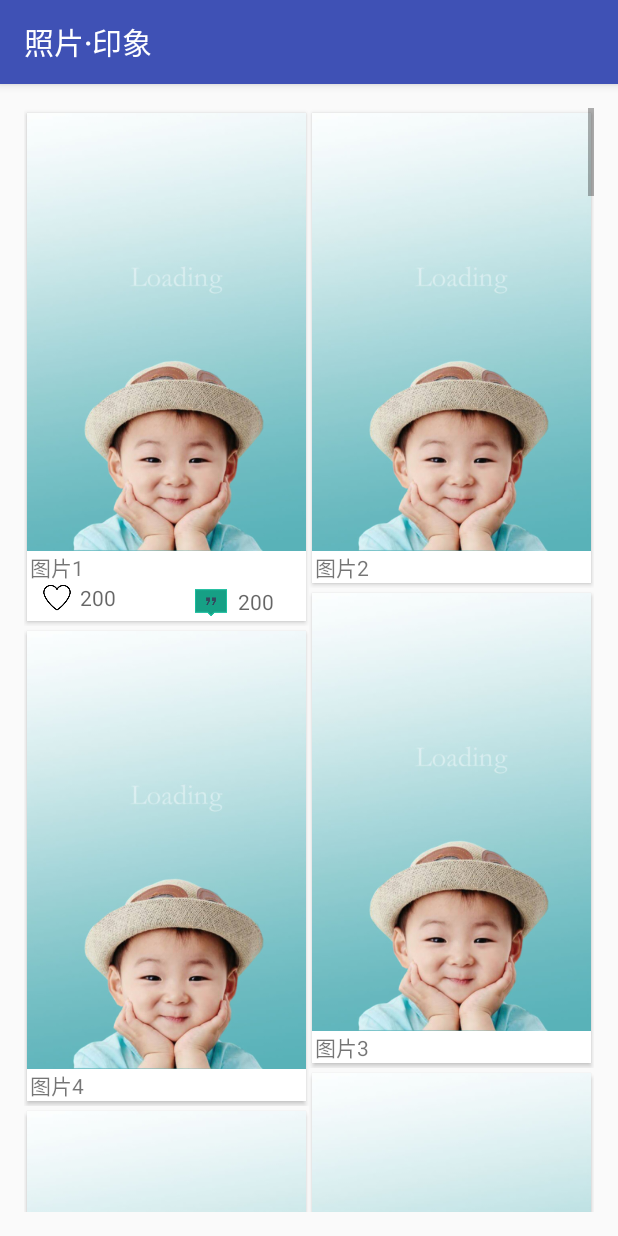
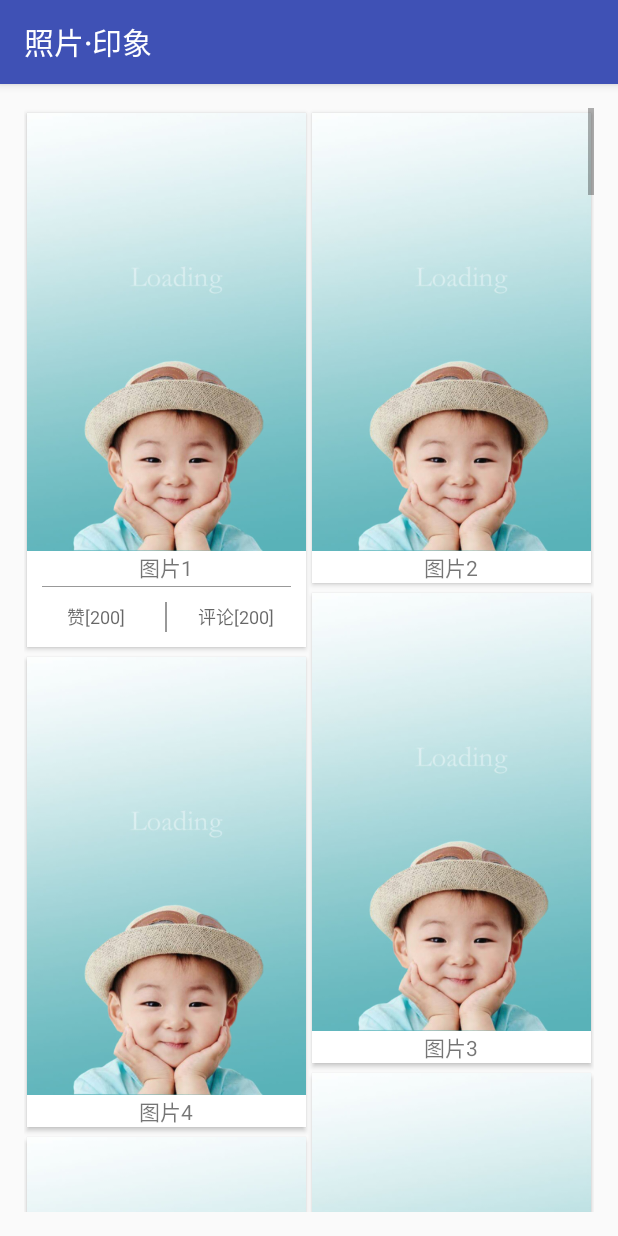
Before and after one commit to Hjsmallfly/photoWall, an Android app: the screen it shows after launch (PhotoFallActivity), after a tap on an icon or button, on a phone screen of 412 x 824 dp. Run offline under Robolectric (Android 15) with nearby library versions, the phone set to English and light mode, and no system bars; our stand-ins replace ButterKnife, Picasso; pictures from the network do not load.

Commit message:
修改布局

```diff
--- a/app/src/main/java/me/xiaofud/photofall/adapters/ImageAdapter.java
+++ b/app/src/main/java/me/xiaofud/photofall/adapters/ImageAdapter.java
@@ -4,13 +4,10 @@ import android.animation.Animator;
 import android.animation.AnimatorListenerAdapter;
 import android.content.Context;
 import android.support.v7.widget.RecyclerView;
-import android.util.Log;
 import android.view.LayoutInflater;
-import android.view.MotionEvent;
 import android.view.View;
 import android.view.ViewGroup;
 import android.widget.ImageView;
-import android.widget.LinearLayout;
 import android.widget.TextView;
 
 import com.squareup.picasso.Picasso;
@@ -48,57 +45,58 @@ public class ImageAdapter extends RecyclerView.Adapter<ImageAdapter.viewHolder>
         return super.getItemViewType(position);
     }
 
+    private void setAllVisibility(View[] views, int visibility){
+        for (View view: views)
+            view.setVisibility(visibility);
+    }
+
+    private void setAllAnimation(View[] views, float alpha, long duration_ms, int v1, final int v2){
+        for(final View view : views){
+            view.setVisibility(v1);
+            view.animate().alpha(alpha).setDuration(duration_ms).setListener(new AnimatorListenerAdapter() {
+                @Override
+                public void onAnimationEnd(Animator animation) {
+                    super.onAnimationEnd(animation);
+                    view.setVisibility(v2);
+                }
+            });
+        }
+    }
+
     @Override
     public void onBindViewHolder(viewHolder viewHolder, int position) {
         String imageURL = imageURLs.get(position);
         final View view = viewHolder.itemView;
-        final TextView textView = (TextView) view.findViewById(R.id.info);
+        final TextView textView = (TextView) view.findViewById(R.id.imageTitle);
+        String title = "图片" + (position + 1);
+        textView.setText(title);
+
+        // 设置图片
         ImageView imageView = (ImageView) view.findViewById(R.id.imageView);
-
         Picasso.with(context)
                 .load(imageURL)
                 .placeholder(placeholder)
                 .into(imageView);
 
-        // 因为view会重用, 所以需要每次先还原为默认情况
-        final LinearLayout layout = (LinearLayout) view.findViewById(R.id.photo_interaction_layout);
-        layout.setVisibility(View.GONE);
-
+//         因为view会重用, 所以需要每次先还原为默认情况
+        final View[] views = new View[]
+                {
+                    view.findViewById(R.id.horDivLine),
+                    view.findViewById(R.id.likeLayout),
+                    view.findViewById(R.id.commentLayout),
+                    view.findViewById(R.id.verDivLine)
+                };
+        setAllVisibility(views, View.GONE);
         textView.setOnClickListener(new View.OnClickListener() {
             @Override
             public void onClick(View v) {
-
-                int visibility = layout.getVisibility();
-                if (visibility == View.VISIBLE) {
-                    layout.animate().alpha(0.0f).setDuration(240).setListener(new AnimatorListenerAdapter() {
-                        @Override
-                        public void onAnimationEnd(Animator animation) {
-                            super.onAnimationEnd(animation);
-                            layout.setVisibility(View.GONE);
-                        }
-                    });
-                }
-                else{
-                    layout.setVisibility(View.INVISIBLE);
-                    layout.animate()
-                            .alpha(1.0f)
-//                            .translationY(layout.getHeight())
-                            .setDuration(140)
-                            .setListener(new AnimatorListenerAdapter() {
-                        @Override
-                        public void onAnimationEnd(Animator animation) {
-                            super.onAnimationEnd(animation);
-                            layout.setVisibility(View.VISIBLE);
-                        }
-                    });
-
-
-                }
-
+                int visibility = views[0].getVisibility();
+                if (visibility == View.VISIBLE)
+                    setAllAnimation(views, 0.0f, 240, View.VISIBLE, View.GONE);
+                else
+                    setAllAnimation(views, 1.0f, 140, View.INVISIBLE, View.VISIBLE);
             }
         });
-        String title = "图片" + (position + 1);
-        textView.setText(title);
 
     }
 
--- a/app/src/main/res/layout/image_card_layout.xml
+++ b/app/src/main/res/layout/image_card_layout.xml
@@ -1,23 +1,17 @@
-<LinearLayout xmlns:android="http://schemas.android.com/apk/res/android"
+<android.support.v7.widget.CardView
+    xmlns:android="http://schemas.android.com/apk/res/android"
     xmlns:card_view="http://schemas.android.com/apk/res-auto"
-    android:gravity="center"
-    android:layout_width="match_parent"
-    android:layout_height="wrap_content">
-
-
-    <android.support.v7.widget.CardView
     android:id="@+id/card_view"
-        android:layout_gravity="center"
     android:layout_width="match_parent"
     android:layout_height="wrap_content"
     card_view:cardCornerRadius="0dp"
     card_view:cardUseCompatPadding="true">
 
-
-        <LinearLayout
-            android:orientation="vertical"
+    <RelativeLayout
         android:layout_width="match_parent"
         android:layout_height="wrap_content">
+
+        <!--图片区域-->
 
         <me.xiaofud.photofall.view.AspectRatioImageView
 
@@ -28,98 +22,94 @@
 
         </me.xiaofud.photofall.view.AspectRatioImageView>
 
+        <!--图片区域-->
+
+        <!--图片标题-->
+
         <TextView
-                android:id="@+id/info"
-                android:layout_marginLeft="2dp"
-                android:layout_gravity="left"
+            android:id="@+id/imageTitle"
             android:layout_width="wrap_content"
-                android:layout_height="wrap_content" />
+            android:layout_height="wrap_content"
+            android:layout_below="@id/imageView"
+            android:gravity="center"
+            android:layout_centerHorizontal="true"
+            android:hint="好看的图片"
+             />
+
+        <!--图片标题-->
 
         <!--============= 交互区域(评论, 点赞) =============-->
 
-            <LinearLayout
-                android:id="@+id/photo_interaction_layout"
-                android:visibility="gone"
-                android:orientation="horizontal"
+        <View
+            android:id="@+id/horDivLine"
             android:layout_width="match_parent"
-                android:layout_height="wrap_content">
+            android:layout_height="1px"
+            android:layout_marginLeft="10dp"
+            android:layout_marginRight="10dp"
+            android:layout_below="@id/imageTitle"
+            android:layout_marginTop="2dp"
+            android:background="#999999"
+            />
+
+
+        <View
+            android:id="@+id/verDivLine"
+            android:layout_width="1dp"
+            android:layout_below="@id/horDivLine"
+            android:layout_height="20dp"
+            android:background="#999999"
+            android:layout_centerHorizontal="true"
+            android:layout_marginTop="10dp"
+            />
 
         <!--============= 点赞 =============-->
         <LinearLayout
-                    android:layout_weight="1"
-                    android:layout_width="0dp"
-                    android:gravity="center"
-                    android:layout_height="wrap_content">
-
-                    <LinearLayout
-                        android:layout_marginRight="20dp"
-                        android:layout_width="wrap_content"
-                        android:background="@android:color/white"
-                        android:layout_height="match_parent"
+            android:id="@+id/likeLayout"
+            android:layout_width="match_parent"
+            android:layout_height="40dp"
+            android:layout_below="@+id/horDivLine"
+            android:layout_toLeftOf="@+id/verDivLine"
             android:gravity="center">
-
-                        <ImageView
-                            android:id="@+id/like_image_view"
-                            android:layout_width="20dp"
-                            android:layout_height="20dp"
-                            android:src="@drawable/to_like" />
 
             <TextView
                 android:id="@+id/like_count_text_view"
-                            android:layout_marginLeft="2dp"
-                            android:hint=" 200 "
+                android:hint=" 赞[200] "
+                android:textSize="12sp"
                 android:layout_width="wrap_content"
                 android:layout_height="wrap_content"
                 />
-
-                    </LinearLayout>
-
 
         </LinearLayout>
         <!--============= 点赞 =============-->
 
         <!--============= 评论 =============-->
         <LinearLayout
+            android:id="@+id/commentLayout"
+            android:layout_width="match_parent"
+            android:layout_height="40dp"
+            android:layout_below="@+id/horDivLine"
+            android:layout_toRightOf="@+id/verDivLine"
             android:gravity="center"
-                    android:layout_weight="1"
-                    android:layout_width="0dp"
-                    android:layout_height="wrap_content">
+            >
 
-                    <LinearLayout
-                        android:background="@android:color/white"
-                        android:layout_width="wrap_content"
-                        android:layout_height="match_parent"
-                        android:gravity="center">
-
-                        <ImageView
-                            android:id="@+id/comment_image_view"
-                            android:layout_width="25dp"
-                            android:layout_height="25dp"
-                            android:src="@drawable/comment" />
 
             <TextView
                 android:id="@+id/comment_count_text_view"
-                            android:layout_marginLeft="2dp"
-                            android:hint=" 200 "
                 android:layout_width="wrap_content"
                 android:layout_height="wrap_content"
+                android:hint="评论[200]"
+                android:textSize="12sp"
                 />
-                    </LinearLayout>
-
-                <!--============= 评论 =============-->
 
         </LinearLayout>
+        <!--============= 评论 =============-->
 
     <!--============= 交互区域(评论, 点赞) ============= -->
 
 
-            </LinearLayout>
 
-
-        </LinearLayout>
+    </RelativeLayout>
 
 
 
 </android.support.v7.widget.CardView>
-
-</LinearLayout>
```
Lines whose indentation alone changed are shown as unchanged.
